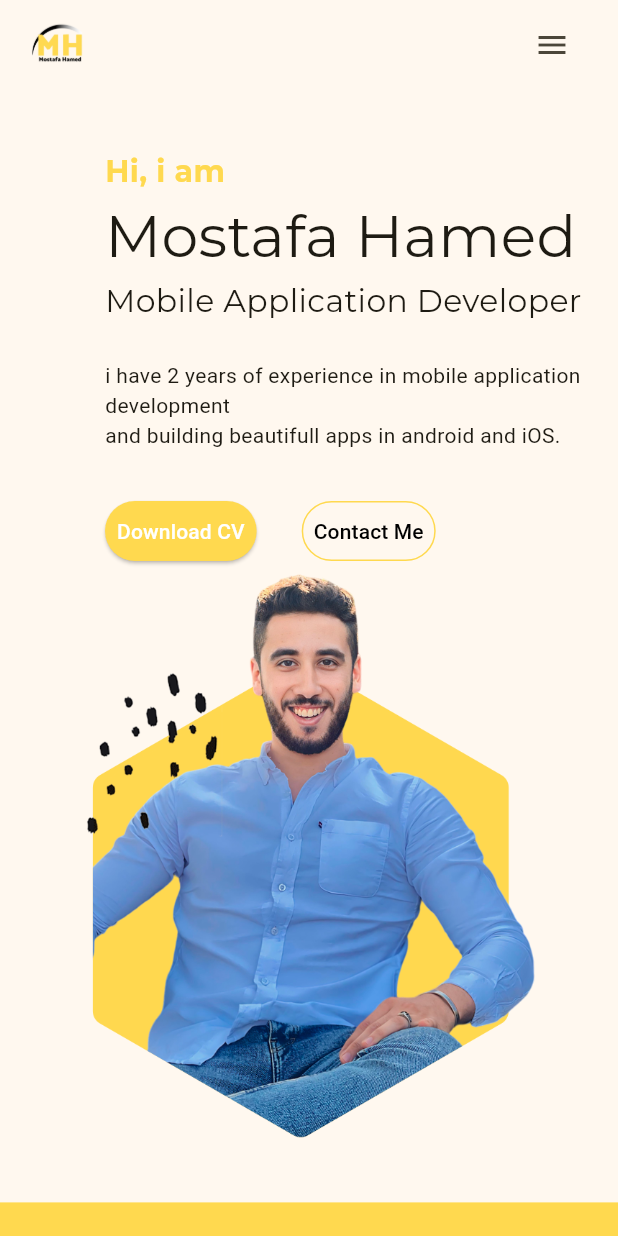
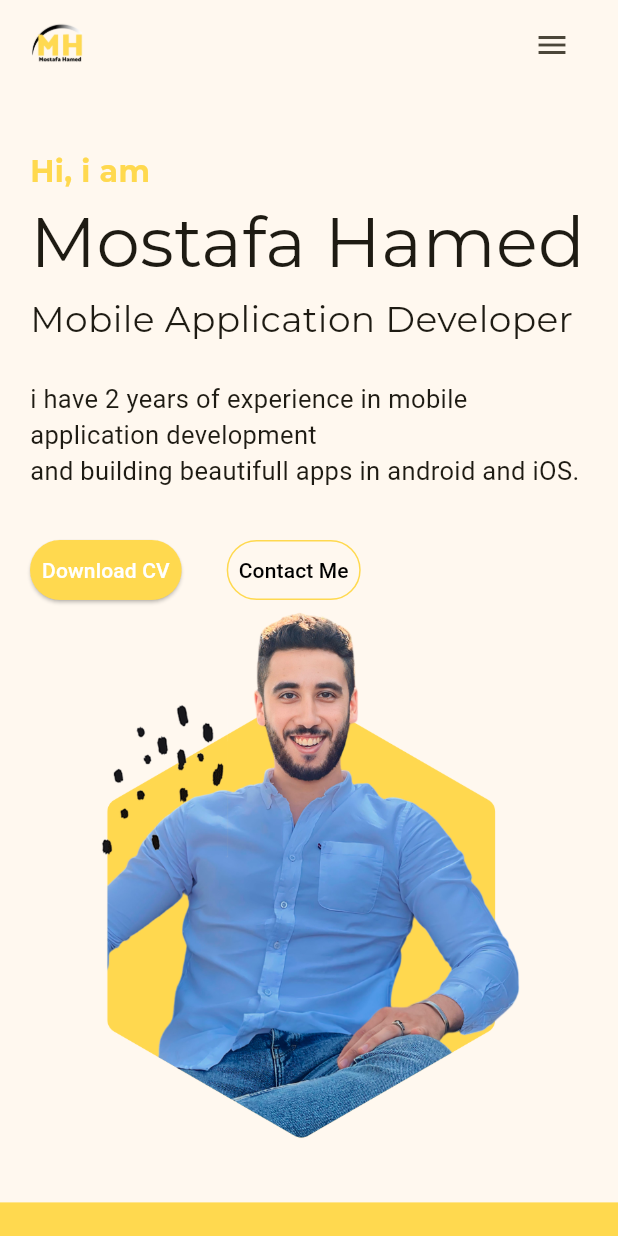
Before and after one commit to MostafaHamed-W/web_-portfolio, a Flutter app: the screen it shows after launch, on a phone screen of 412 x 824 dp. Run offline on Flutter 3.47's test engine with Material 3 defaults, Android fonts, the phone set to English and light mode, and no system bars; drawn by our look-alikes of auto_size_text; our stand-ins replace google_fonts.

Commit message:
Refactor code

```diff
--- a/lib/views/header/widgets/header_body.dart
+++ b/lib/views/header/widgets/header_body.dart
@@ -12,9 +12,7 @@ class HeaderBody extends StatelessWidget {
   final bool isMobile;
   @override
   Widget build(BuildContext context) {
-    return Padding(
-      padding: const EdgeInsets.only(left: 50),
-      child: Column(
+    return Column(
       mainAxisAlignment: MainAxisAlignment.center,
       crossAxisAlignment: CrossAxisAlignment.start,
       children: [
@@ -85,7 +83,6 @@ class HeaderBody extends StatelessWidget {
           ],
         ),
       ],
-      ),
     );
   }
 }
--- a/lib/views/portfolio/portfolio_view.dart
+++ b/lib/views/portfolio/portfolio_view.dart
@@ -1,6 +1,6 @@
 import 'package:flutter/material.dart';
 import 'package:web_portfolio/utils/colors.dart';
-import 'package:web_portfolio/views/drawer/drawer_view.dart';
+import 'package:web_portfolio/utils/drawer_view.dart';
 import 'package:web_portfolio/views/header/header_view.dart';
 import 'package:web_portfolio/views/navigation_bar/navigation_bar_view.dart';
 
```
Also changed, not shown: lib/views/header/header_desktop_view.dart (+7 -3 lines), lib/utils/drawer_view.dart (renamed from lib/views/drawer/drawer_view.dart). Lines whose indentation alone changed are shown as unchanged.
